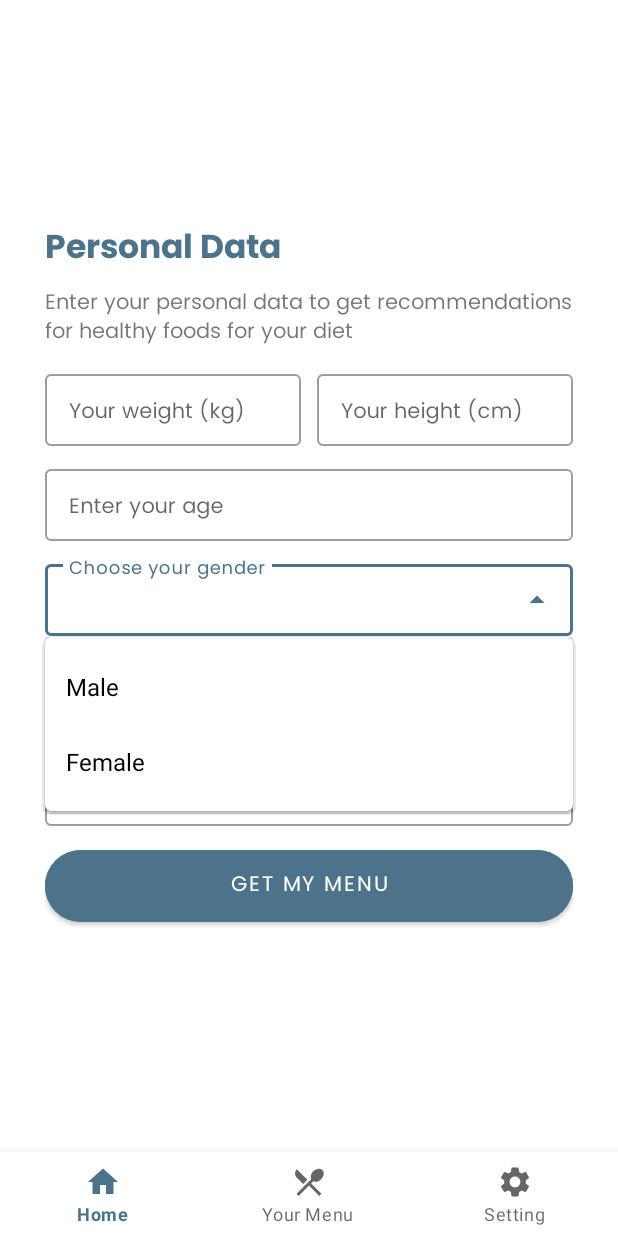
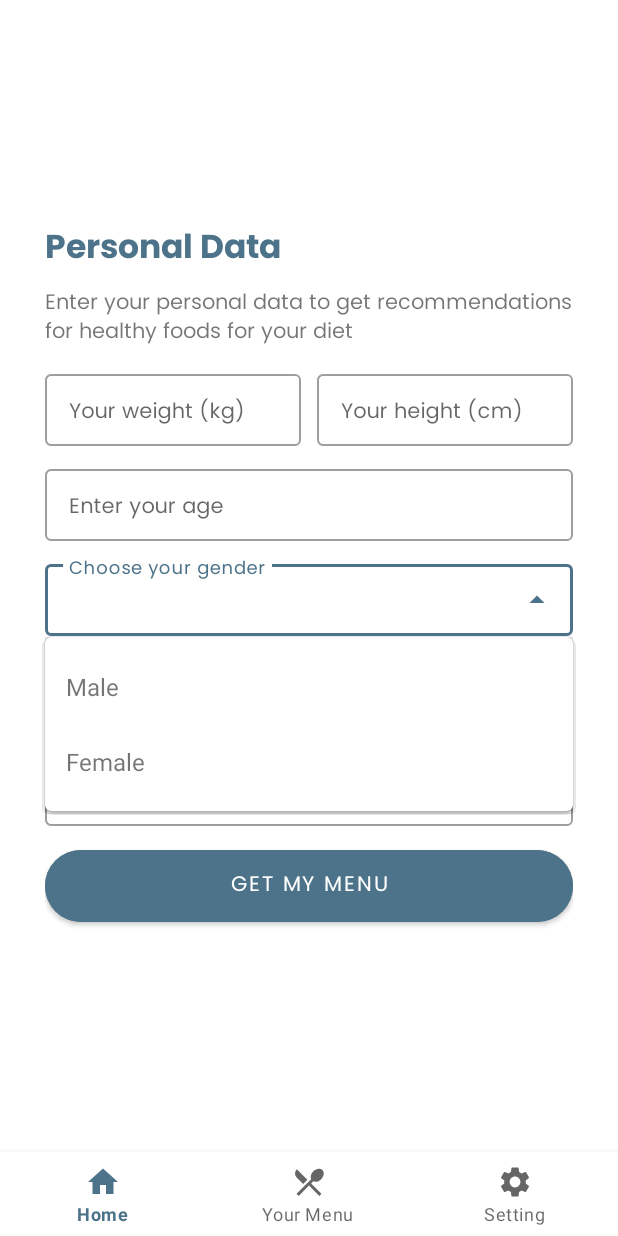
Before and after one commit to youngdude/NutriFit, an Android app: the HomeFragment screen opened directly, with no data from a screen before it, after a tap on an icon or button, on a phone screen of 412 x 824 dp. Run offline under Robolectric (Android 15) with nearby library versions, the phone set to English and light mode, and no system bars; our stand-ins replace navigation-ui; libraries missing offline, so code that uses them is left out: com.opencsv, org.apache.commons, org.tensorflow.lite.

Commit message:
Fixed dark mode text for dropdown menu home fragment

```diff
--- a/app/src/main/res/layout/dropdown_item.xml
+++ b/app/src/main/res/layout/dropdown_item.xml
@@ -5,5 +5,4 @@
     android:layout_height="wrap_content"
     android:padding="14dp"
     android:text="TextView"
-    android:textColor="@color/black"
     android:textSize="16sp" />
--- a/app/src/main/res/values/themes.xml
+++ b/app/src/main/res/values/themes.xml
@@ -19,4 +19,8 @@
         <item name="windowSplashScreenAnimatedIcon">@drawable/ic_icon</item>
         <item name="postSplashScreenTheme">@style/Theme.NutriFit_Light</item>
     </style>
+
+    <style name="DropdownTextStyle" parent="TextAppearance.AppCompat.Medium">
+        <item name="android:textColor">@color/white</item>
+    </style>
 </resources>
```
